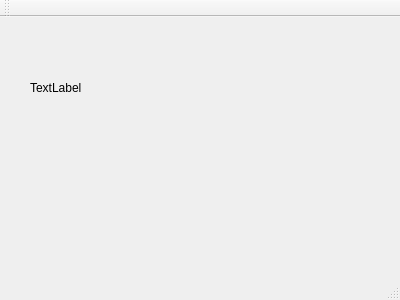
This is Plotting/mainwindow.ui in HAURCAORI/Test as Qt 5 draws it before an edit. The edited form follows.
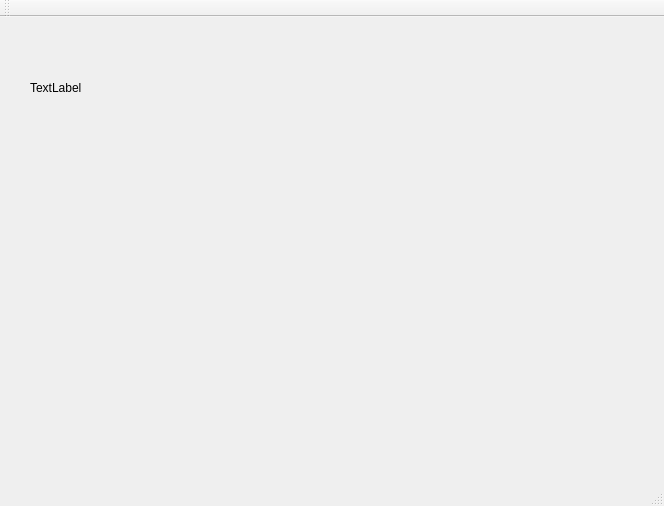
This is the edited form.

Diff of the .ui file:
```diff
--- a/Plotting/mainwindow.ui
+++ b/Plotting/mainwindow.ui
@@ -6,8 +6,8 @@
    <rect>
     <x>0</x>
     <y>0</y>
-    <width>400</width>
-    <height>300</height>
+    <width>664</width>
+    <height>506</height>
    </rect>
   </property>
   <property name="windowTitle">
```
Left out of the diff: 2 changed lines with no effect on the pictures.
